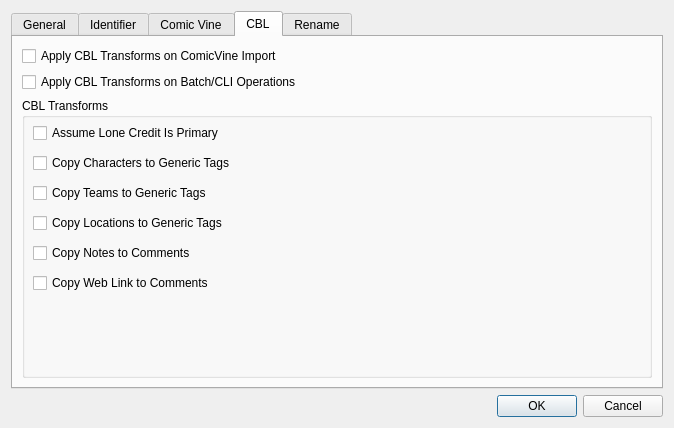
comictagger/comictagger, file settingswindow.ui: the form before one commit.
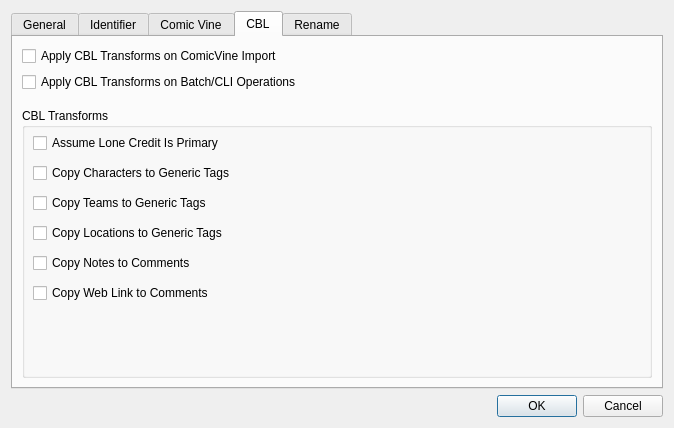
The form after the commit. The open tabs and pages were chosen to show the change.

Commit message: Tweaked setting window UI

The edit to the form file:
```diff
--- a/settingswindow.ui
+++ b/settingswindow.ui
@@ -338,7 +338,7 @@
            </property>
           </widget>
          </item>
-         <item row="2" column="0">
+         <item row="3" column="0">
           <widget class="QGroupBox" name="groupBox">
            <property name="sizePolicy">
             <sizepolicy hsizetype="Preferred" vsizetype="MinimumExpanding">
@@ -405,6 +405,22 @@
            </widget>
           </widget>
          </item>
+         <item row="2" column="0">
+          <spacer name="verticalSpacer_2">
+           <property name="orientation">
+            <enum>Qt::Vertical</enum>
+           </property>
+           <property name="sizeType">
+            <enum>QSizePolicy::Fixed</enum>
+           </property>
+           <property name="sizeHint" stdset="0">
+            <size>
+             <width>20</width>
+             <height>10</height>
+            </size>
+           </property>
+          </spacer>
+         </item>
         </layout>
        </widget>
        <widget class="QWidget" name="tab_5">
```
